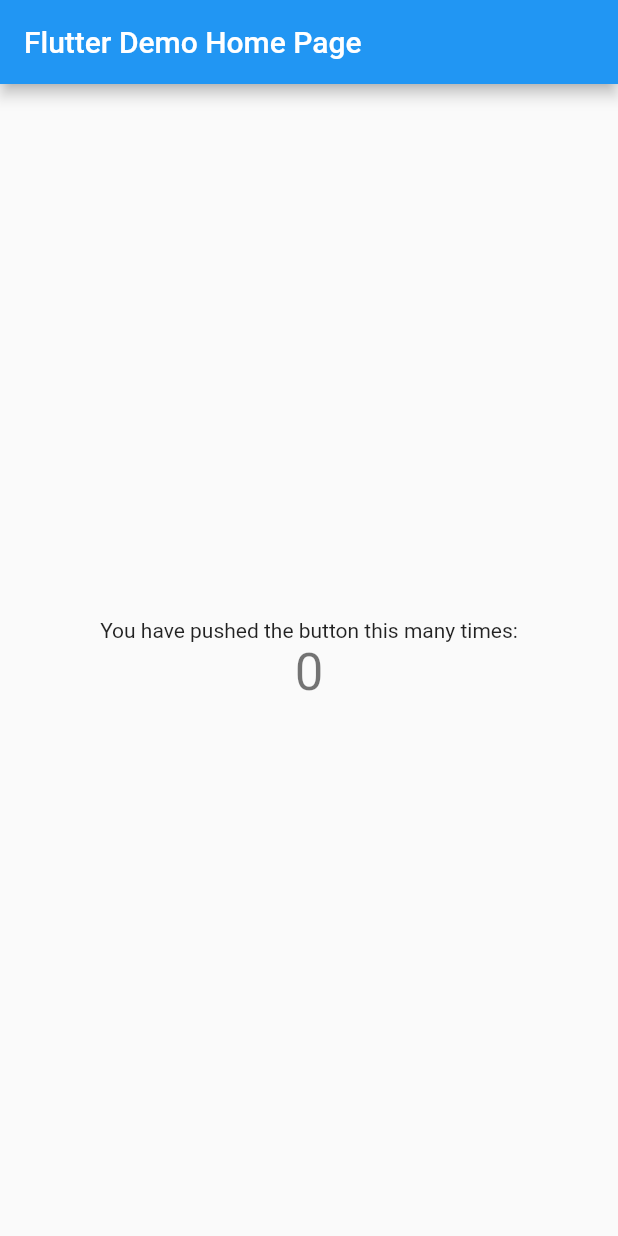
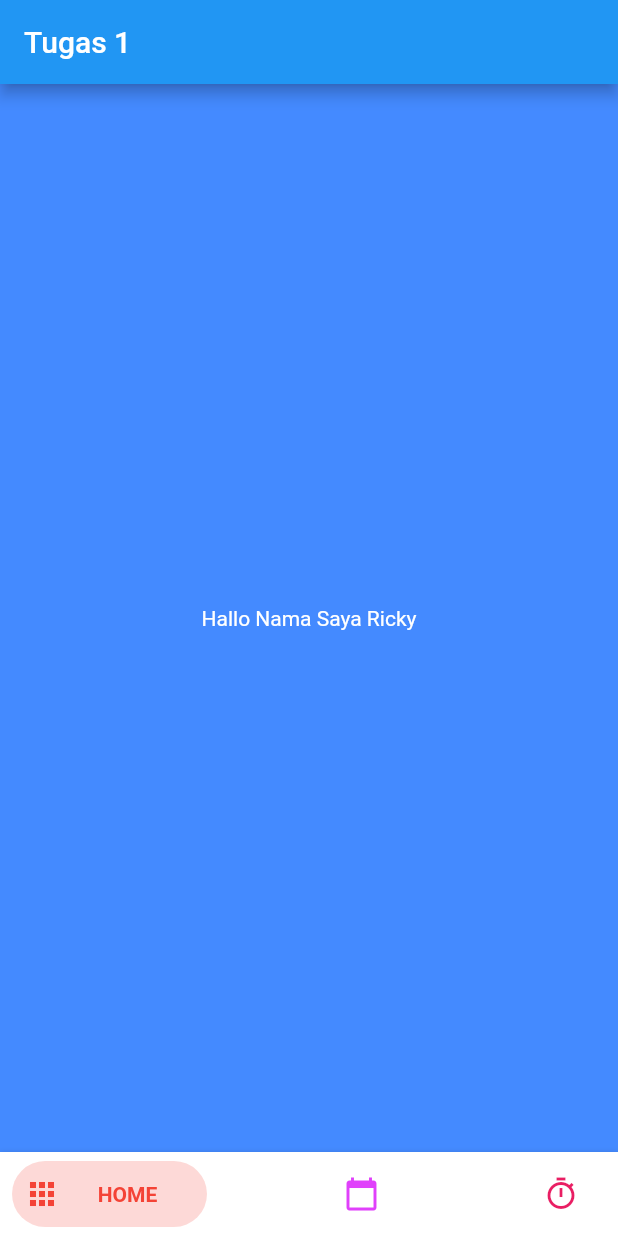
Before and after one commit to Partibimotor2313/tugas1_ricky_adventus_18111137, a Flutter app: the screen it shows after launch, on a phone screen of 412 x 824 dp. Run offline on Flutter 3.47's test engine with Material 2 defaults, Android fonts, the phone set to English and light mode, and no system bars; drawn by our look-alikes of bottom_navy_bar.

Commit message:
membuat form date dan time,

```diff
--- /dev/null
+++ b/lib/home.dart
@@ -0,0 +1,23 @@
+import 'package:flutter/material.dart';
+
+class Home extends StatefulWidget {
+  Home({Key? key}) : super(key: key);
+
+  @override
+  _HomeState createState() => _HomeState();
+}
+
+class _HomeState extends State<Home> {
+  @override
+  Widget build(BuildContext context) {
+    return Container(
+      color: Colors.blueAccent,
+      child: Center(
+        child: Text(
+          'Hallo Nama Saya Ricky',
+          style: TextStyle(color: Colors.white),
+        ),
+      ),
+    );
+  }
+}
--- a/lib/main.dart
+++ b/lib/main.dart
@@ -1,4 +1,9 @@
+import 'package:bottom_navy_bar/bottom_navy_bar.dart';
 import 'package:flutter/material.dart';
+import 'package:tugas1_ricky_adventus_18111137/home.dart';
+
+import 'datefrom.dart';
+import 'timeform.dart';
 
 void main() {
   runApp(MyApp());
@@ -11,7 +16,7 @@
     return MaterialApp(
       title: 'Flutter Demo',
       theme: ThemeData(),
-      home: MyHomePage(title: 'Flutter Demo Home Page'),
+      home: MyHomePage(title: 'Tugas 1'),
     );
   }
 }
@@ -25,26 +30,48 @@
 }
 
 class _MyHomePageState extends State<MyHomePage> {
+  int _currentIndex = 0;
   int _counter = 0;
+  List<Widget> listWidget = [
+    Home(),
+    DateForm(),
+    TimeForm(),
+  ];
   @override
   Widget build(BuildContext context) {
     return Scaffold(
       appBar: AppBar(
         title: Text(widget.title),
       ),
-      body: Center(
-        child: Column(
-          mainAxisAlignment: MainAxisAlignment.center,
-          children: <Widget>[
-            Text(
-              'You have pushed the button this many times:',
+      body: Center(child: listWidget[_currentIndex]),
+      bottomNavigationBar: BottomNavyBar(
+        selectedIndex: _currentIndex,
+        showElevation: true,
+        itemCornerRadius: 24,
+        curve: Curves.easeIn,
+        onItemSelected: (index) => setState(() => _currentIndex = index),
+        items: <BottomNavyBarItem>[
+          BottomNavyBarItem(
+            icon: Icon(Icons.apps),
+            title: Text('HOME'),
+            activeColor: Colors.red,
+            textAlign: TextAlign.center,
+          ),
+          BottomNavyBarItem(
+            icon: Icon(Icons.calendar_today),
+            title: Text('DATE'),
+            activeColor: Colors.purpleAccent,
+            textAlign: TextAlign.center,
+          ),
+          BottomNavyBarItem(
+            icon: Icon(Icons.timer_sharp),
+            title: Text(
+              'TIME ',
             ),
-            Text(
-              '$_counter',
-              style: Theme.of(context).textTheme.headline4,
-            ),
-          ],
-        ),
+            activeColor: Colors.pink,
+            textAlign: TextAlign.center,
+          ),
+        ],
       ),
     );
   }
--- a/pubspec.yaml
+++ b/pubspec.yaml
@@ -28,6 +28,8 @@
   # The following adds the Cupertino Icons font to your application.
   # Use with the CupertinoIcons class for iOS style icons.
   cupertino_icons: ^1.0.2
+  bottom_navy_bar: ^6.0.0
+  intl: ^0.17.0
 
 dev_dependencies:
   flutter_test:
```
Also changed, not shown: lib/datefrom.dart (added, +50 -0 lines), lib/timeform.dart (added, +43 -0 lines), pubspec.lock.
